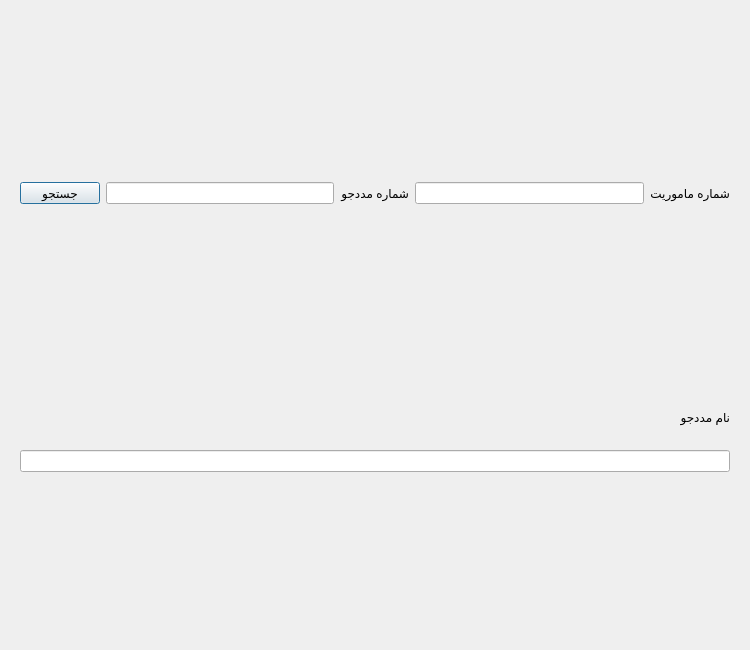
First picture: the form in src/hamyar_paygah/new_ui/widgets/mission_details_tab.ui, repository MohsenHNSJ/HamyarPaygahPy, before the edit.
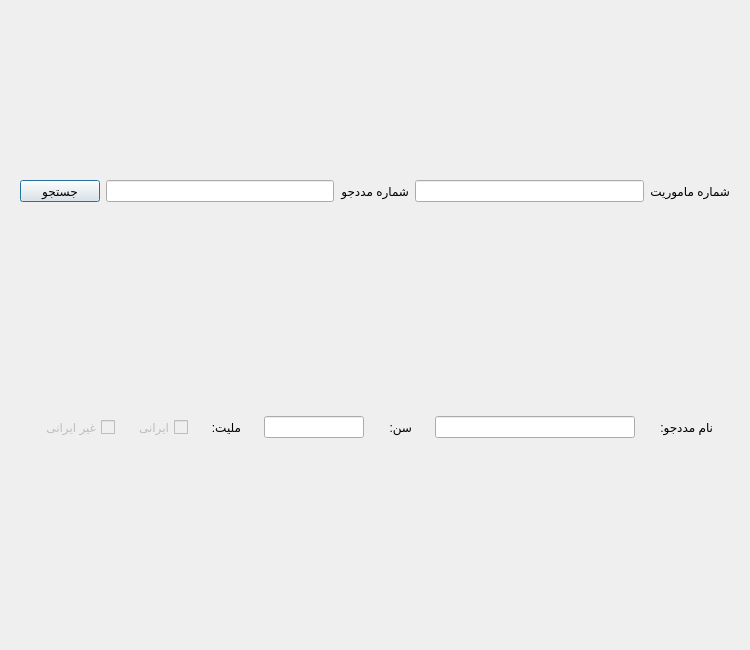
Second picture: the form after the edit.

Commit message: Added some elements into mission details tab

Diff of the .ui file:
```diff
--- a/src/hamyar_paygah/new_ui/widgets/mission_details_tab.ui
+++ b/src/hamyar_paygah/new_ui/widgets/mission_details_tab.ui
@@ -37,7 +37,7 @@
      <property name="maximumSize">
       <size>
        <width>16777215</width>
-       <height>50</height>
+       <height>40</height>
       </size>
      </property>
      <layout class="QHBoxLayout" name="horizontalLayout">
@@ -119,21 +119,122 @@
          <height>100</height>
         </size>
        </property>
-       <layout class="QVBoxLayout" name="verticalLayout">
+       <layout class="QHBoxLayout" name="horizontalLayout_2">
         <item>
-         <widget class="QLabel" name="label">
+         <widget class="QLabel" name="patient_name_label">
+          <property name="sizePolicy">
+           <sizepolicy hsizetype="Preferred" vsizetype="Preferred">
+            <horstretch>0</horstretch>
+            <verstretch>0</verstretch>
+           </sizepolicy>
+          </property>
+          <property name="maximumSize">
+           <size>
+            <width>55</width>
+            <height>30</height>
+           </size>
+          </property>
           <property name="text">
-           <string>نام مددجو</string>
+           <string>نام مددجو:</string>
+          </property>
+          <property name="textFormat">
+           <enum>Qt::TextFormat::PlainText</enum>
           </property>
          </widget>
         </item>
         <item>
          <widget class="QLineEdit" name="patient_name_field">
+          <property name="maximumSize">
+           <size>
+            <width>200</width>
+            <height>22</height>
+           </size>
+          </property>
           <property name="readOnly">
            <bool>true</bool>
           </property>
          </widget>
         </item>
+        <item>
+         <widget class="QLabel" name="age_label">
+          <property name="maximumSize">
+           <size>
+            <width>25</width>
+            <height>30</height>
+           </size>
+          </property>
+          <property name="text">
+           <string>سن:</string>
+          </property>
+          <property name="textFormat">
+           <enum>Qt::TextFormat::PlainText</enum>
+          </property>
+         </widget>
+        </item>
+        <item>
+         <widget class="QLineEdit" name="age_field">
+          <property name="maximumSize">
+           <size>
+            <width>100</width>
+            <height>22</height>
+           </size>
+          </property>
+          <property name="readOnly">
+           <bool>true</bool>
+          </property>
+         </widget>
+        </item>
+        <item>
+         <widget class="QLabel" name="nationality_label">
+          <property name="maximumSize">
+           <size>
+            <width>30</width>
+            <height>30</height>
+           </size>
+          </property>
+          <property name="text">
+           <string>ملیت:</string>
+          </property>
+          <property name="textFormat">
+           <enum>Qt::TextFormat::PlainText</enum>
+          </property>
+         </widget>
+        </item>
+        <item>
+         <widget class="QCheckBox" name="iranian_nationality_checkBox">
+          <property name="enabled">
+           <bool>false</bool>
+          </property>
+          <property name="maximumSize">
+           <size>
+            <width>50</width>
+            <height>22</height>
+           </size>
+          </property>
+          <property name="text">
+           <string>ایرانی</string>
+          </property>
+          <property name="checkable">
+           <bool>true</bool>
+          </property>
+         </widget>
+        </item>
+        <item>
+         <widget class="QCheckBox" name="foreign_nationality_checkBox">
+          <property name="enabled">
+           <bool>false</bool>
+          </property>
+          <property name="maximumSize">
+           <size>
+            <width>75</width>
+            <height>20</height>
+           </size>
+          </property>
+          <property name="text">
+           <string>غیر ایرانی</string>
+          </property>
+         </widget>
+        </item>
        </layout>
       </widget>
      </item>
```
The commit also changes 2 other files.
